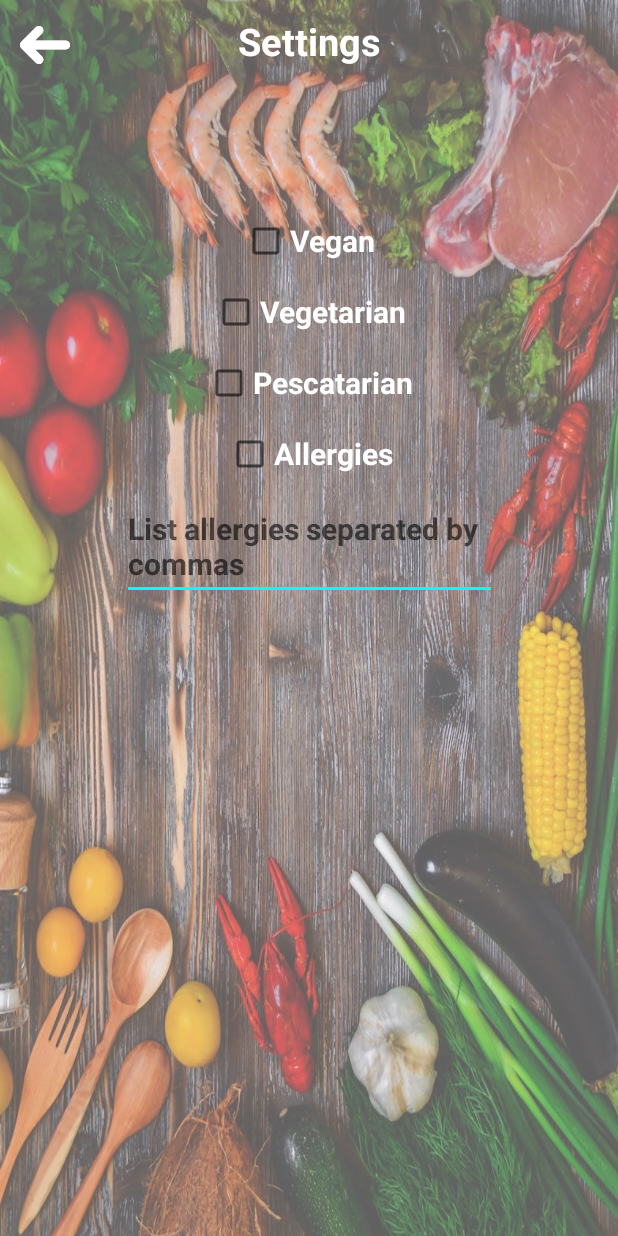
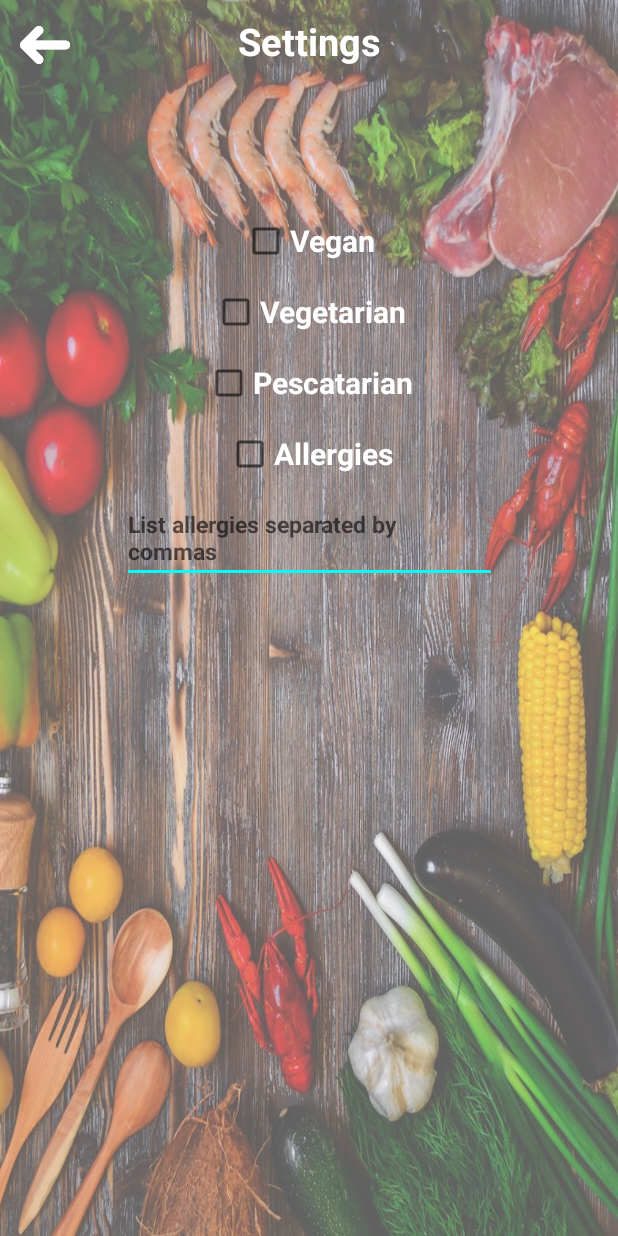
Before and after one commit to Data-Diet/DataDiet-Android, an Android app: the layout settings.xml on its own in the app's theme, with its tools: preview values and no code run, on a phone screen of 412 x 824 dp. Run offline under Robolectric (Android 15) with nearby library versions, the light colour scheme and no system bars.

Commit message:
minor fixes

```diff
--- a/app/src/main/java/jhmanalo/example/datadiet/Settings.java
+++ b/app/src/main/java/jhmanalo/example/datadiet/Settings.java
@@ -30,7 +30,7 @@ public class Settings extends AppCompatActivity {
         pescatarian.setChecked(sp.getBoolean("pescatarianChecked", false));
         allergies.setChecked(sp.getBoolean("allergiesChecked", false));
         if (allergies.isChecked())
-            allergylist.setText(sp.getString("allergylist", "@string/hint"));
+            allergylist.setText(sp.getString("allergylist", ""));
         else
             allergylist.setVisibility(View.INVISIBLE);
         allergies.setOnCheckedChangeListener(new OnCheckedChangeListener() {
@@ -38,7 +38,7 @@ public class Settings extends AppCompatActivity {
             public void onCheckedChanged(CompoundButton buttonView, boolean isChecked) {
                 if (isChecked) {
                     allergylist.setVisibility(View.VISIBLE);
-                    allergylist.setText(sp.getString("allergylist", "@string/hint"));
+                    allergylist.setText(sp.getString("allergylist", ""));
                 } else
                     allergylist.setVisibility(View.INVISIBLE);
             }
--- a/app/src/main/res/layout/settings.xml
+++ b/app/src/main/res/layout/settings.xml
@@ -80,10 +80,10 @@
         android:layout_height="wrap_content"
         android:layout_marginTop="10dp"
         android:hint="@string/hint"
-        android:textSize="20sp"
+        android:inputType="textMultiLine"
+        android:textColor="@color/settings"
+        android:textSize="15sp"
         android:textStyle="bold"
-        android:textColor="@color/settings"
-        android:inputType="textMultiLine"
         app:layout_constraintEnd_toEndOf="parent"
         app:layout_constraintStart_toStartOf="parent"
         app:layout_constraintTop_toBottomOf="@+id/allergies_checkbox" />
```
